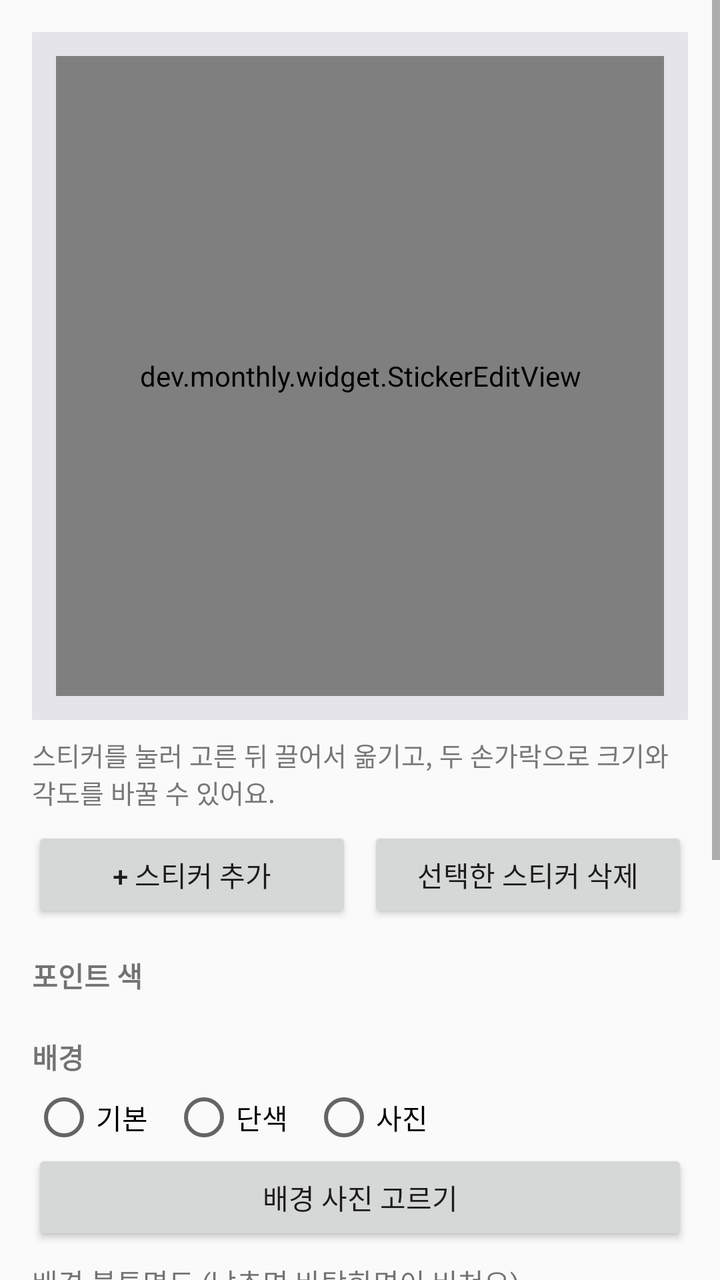
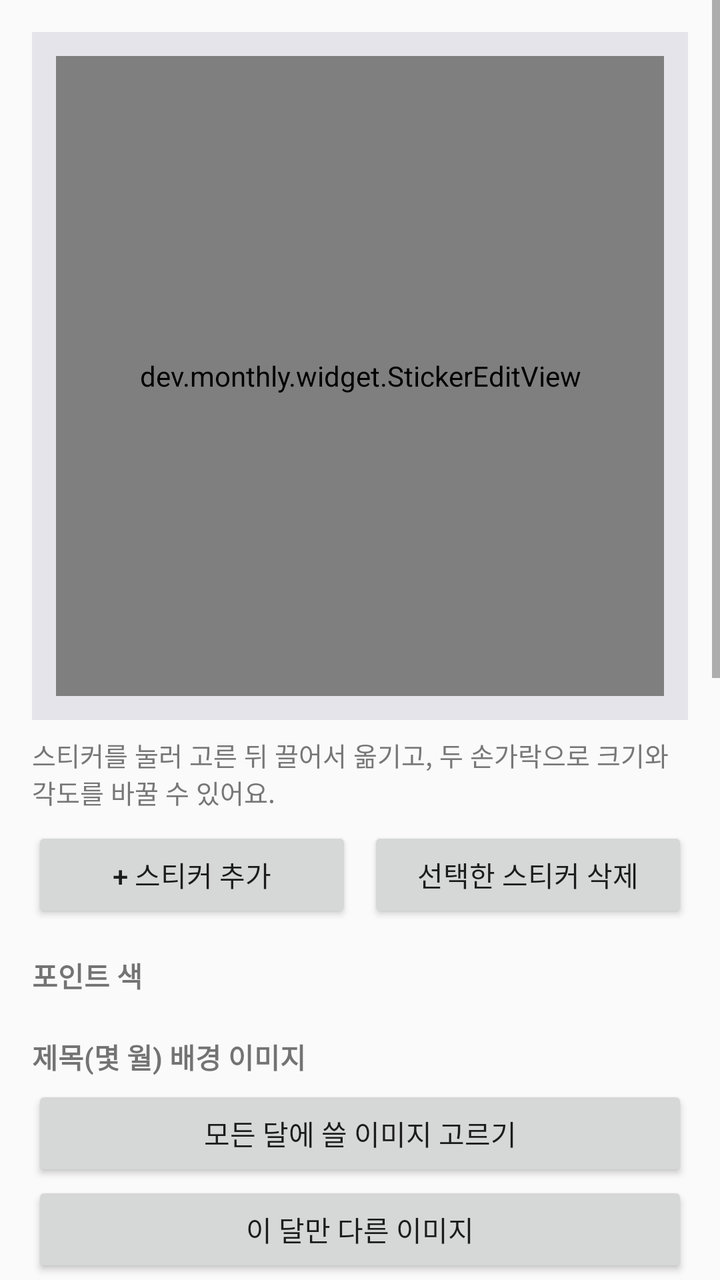

Before-and-after screenshots of an Android layout around one commit, followed by the original layout XML and the change that was made.
<!-- AndroidManifest.xml: application theme AppTheme -->
<!-- res/layout/activity_decor.xml -->
<ScrollView xmlns:android="http://schemas.android.com/apk/res/android"
    android:layout_width="match_parent"
    android:layout_height="match_parent">
<LinearLayout
    android:layout_width="match_parent"
    android:layout_height="wrap_content"
    android:orientation="vertical"
    android:padding="16dp">

    <FrameLayout
        android:id="@+id/preview_outer"
        android:layout_width="match_parent"
        android:layout_height="wrap_content"
        android:background="@color/preview_bg"
        android:padding="12dp">
        <FrameLayout
            android:id="@+id/preview_frame"
            android:layout_width="match_parent"
            android:layout_height="320dp"
            android:layout_gravity="center_horizontal">
            <FrameLayout
                android:id="@+id/preview_host"
                android:layout_width="match_parent"
                android:layout_height="match_parent" />
            <dev.monthly.widget.StickerEditView
                android:id="@+id/sticker_edit"
                android:layout_width="match_parent"
                android:layout_height="match_parent" />
        </FrameLayout>
    </FrameLayout>

    <TextView
        android:layout_width="match_parent"
        android:layout_height="wrap_content"
        android:layout_marginTop="8dp"
        android:text="스티커를 눌러 고른 뒤 끌어서 옮기고, 두 손가락으로 크기와 각도를 바꿀 수 있어요."
        android:textColor="@color/text_secondary"
        android:textSize="13sp" />

    <LinearLayout
        android:layout_width="match_parent"
        android:layout_height="wrap_content"
        android:layout_marginTop="8dp"
        android:orientation="horizontal">
        <Button
            android:id="@+id/btn_add_sticker"
            android:layout_width="0dp"
            android:layout_height="wrap_content"
            android:layout_weight="1"
            android:text="+ 스티커 추가" />
        <Button
            android:id="@+id/btn_del_sticker"
            android:layout_width="0dp"
            android:layout_height="wrap_content"
            android:layout_marginStart="8dp"
            android:layout_weight="1"
            android:text="선택한 스티커 삭제" />
    </LinearLayout>

    <TextView style="@style/SectionLabel" android:text="포인트 색" />
    <HorizontalScrollView
        android:layout_width="match_parent"
        android:layout_height="wrap_content"
        android:scrollbars="none">
        <LinearLayout
            android:id="@+id/accent_row"
            android:layout_width="wrap_content"
            android:layout_height="wrap_content"
            android:orientation="horizontal" />
    </HorizontalScrollView>

    <TextView style="@style/SectionLabel" android:text="배경" />
    <RadioGroup
        android:id="@+id/bg_mode"
        android:layout_width="match_parent"
        android:layout_height="wrap_content"
        android:orientation="horizontal">
        <RadioButton android:id="@+id/rb_bg_default" android:layout_width="wrap_content" android:layout_height="wrap_content" android:text="기본" />
        <RadioButton android:id="@+id/rb_bg_color" android:layout_width="wrap_content" android:layout_height="wrap_content" android:layout_marginStart="12dp" android:text="단색" />
        <RadioButton android:id="@+id/rb_bg_photo" android:layout_width="wrap_content" android:layout_height="wrap_content" android:layout_marginStart="12dp" android:text="사진" />
    </RadioGroup>
    <HorizontalScrollView
        android:layout_width="match_parent"
        android:layout_height="wrap_content"
        android:scrollbars="none">
        <LinearLayout
            android:id="@+id/bgcolor_row"
            android:layout_width="wrap_content"
            android:layout_height="wrap_content"
            android:orientation="horizontal" />
    </HorizontalScrollView>
    <Button
        android:id="@+id/btn_bg_photo"
        android:layout_width="match_parent"
        android:layout_height="wrap_content"
        android:text="배경 사진 고르기" />

    <TextView
        android:layout_width="match_parent"
        android:layout_height="wrap_content"
        android:layout_marginTop="8dp"
        android:text="배경 불투명도 (낮추면 바탕화면이 비쳐요)" />
    <SeekBar
        android:id="@+id/seek_alpha"
        android:layout_width="match_parent"
        android:layout_height="wrap_content"
        android:max="100" />
    <TextView
        android:layout_width="match_parent"
        android:layout_height="wrap_content"
        android:layout_marginTop="8dp"
        android:text="사진 어둡게" />
    <SeekBar
        android:id="@+id/seek_dim"
        android:layout_width="match_parent"
        android:layout_height="wrap_content"
        android:max="80" />

    <TextView style="@style/SectionLabel" android:text="글자색" />
    <RadioGroup
        android:id="@+id/text_mode"
        android:layout_width="match_parent"
        android:layout_height="wrap_content"
        android:orientation="horizontal">
        <RadioButton android:id="@+id/rb_text_auto" android:layout_width="wrap_content" android:layout_height="wrap_content" android:text="자동" />
        <RadioButton android:id="@+id/rb_text_dark" android:layout_width="wrap_content" android:layout_height="wrap_content" android:layout_marginStart="12dp" android:text="어둡게" />
        <RadioButton android:id="@+id/rb_text_light" android:layout_width="wrap_content" android:layout_height="wrap_content" android:layout_marginStart="12dp" android:text="밝게" />
    </RadioGroup>

    <TextView style="@style/SectionLabel" android:text="위젯 문구" />
    <EditText
        android:id="@+id/input_caption"
        android:layout_width="match_parent"
        android:layout_height="wrap_content"
        android:hint="예: 최애 생일까지 존버 중"
        android:inputType="text"
        android:maxLength="40"
        android:maxLines="1" />

    <Button
        android:id="@+id/btn_reset"
        style="?android:attr/borderlessButtonStyle"
        android:layout_width="match_parent"
        android:layout_height="wrap_content"
        android:layout_marginTop="16dp"
        android:text="꾸미기 전부 초기화"
        android:textColor="@color/sunday" />
</LinearLayout>
</ScrollView>
<!-- resources referenced by this layout -->
<resources>
  <color name="preview_bg">#FFE4E4EA</color>
  <color name="sunday">#E5484D</color>
  <color name="text_secondary">#777777</color>
  <style name="SectionLabel">
          <item name="android:layout_width">match_parent</item>
          <item name="android:layout_height">wrap_content</item>
          <item name="android:layout_marginTop">16dp</item>
          <item name="android:layout_marginBottom">4dp</item>
          <item name="android:textSize">14sp</item>
          <item name="android:textStyle">bold</item>
      </style>
  <style name="AppTheme" parent="android:Theme.Material.Light.DarkActionBar">
          <item name="android:colorPrimary">@color/accent</item>
          <item name="android:colorPrimaryDark">@color/accent_dark</item>
          <item name="android:colorAccent">@color/accent</item>
      </style>
  <color name="accent">#5B6CF0</color>
  <color name="accent_dark">#3F4CC0</color>
</resources>

<!-- the commit's change to res/layout/activity_decor.xml (unified diff, before → after) -->
@@ -68,6 +68,41 @@
             android:layout_height="wrap_content"
             android:orientation="horizontal" />
     </HorizontalScrollView>
+
+    <TextView style="@style/SectionLabel" android:text="제목(몇 월) 배경 이미지" />
+    <Button
+        android:id="@+id/btn_header_all"
+        android:layout_width="match_parent"
+        android:layout_height="wrap_content"
+        android:text="모든 달에 쓸 이미지 고르기" />
+    <Button
+        android:id="@+id/btn_header_month"
+        android:layout_width="match_parent"
+        android:layout_height="wrap_content"
+        android:text="이 달만 다른 이미지" />
+    <Button
+        android:id="@+id/btn_header_clear"
+        style="?android:attr/borderlessButtonStyle"
+        android:layout_width="match_parent"
+        android:layout_height="wrap_content"
+        android:text="이 달에 보이는 제목 이미지 지우기" />
+    <TextView
+        android:layout_width="match_parent"
+        android:layout_height="wrap_content"
+        android:text="제목 이미지 어둡게 (글씨가 잘 보이게)" />
+    <SeekBar
+        android:id="@+id/seek_header_dim"
+        android:layout_width="match_parent"
+        android:layout_height="wrap_content"
+        android:max="80" />
+    <RadioGroup
+        android:id="@+id/header_size"
+        android:layout_width="match_parent"
+        android:layout_height="wrap_content"
+        android:orientation="horizontal">
+        <RadioButton android:id="@+id/rb_header_normal" android:layout_width="wrap_content" android:layout_height="wrap_content" android:text="얇게" />
+        <RadioButton android:id="@+id/rb_header_large" android:layout_width="wrap_content" android:layout_height="wrap_content" android:layout_marginStart="12dp" android:text="크게 (배너처럼)" />
+    </RadioGroup>
 
     <TextView style="@style/SectionLabel" android:text="배경" />
     <RadioGroup
